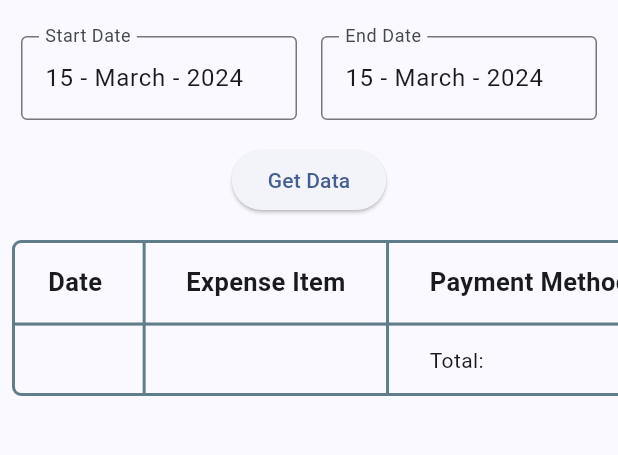
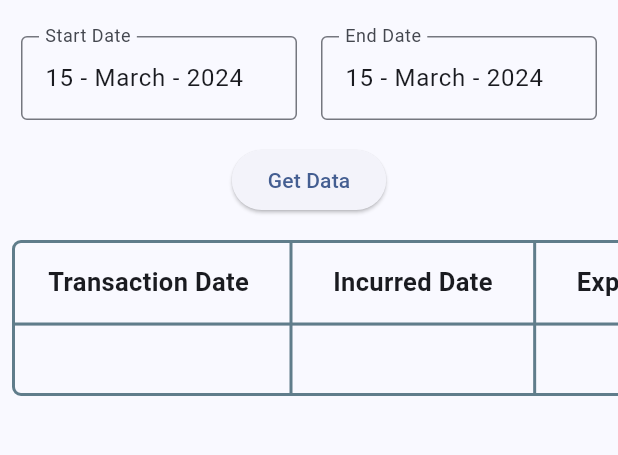
Before and after one commit to Saim20/upturn_dashboard, a Flutter app: the ExpenseListPage screen opened by its route, after a tap on "Get Data", on a phone screen of 412 x 824 dp, the part 66-521 px from its top. Run offline on Flutter 3.47's test engine with Material 3 defaults, Android fonts, the phone set to English and light mode, and no system bars; our stand-ins replace cloud_firestore, firebase_core, go_router, month_picker_dialog, url_strategy; accounts and stored records are empty.

Commit message:
Fixed expenses list

```diff
--- a/lib/pages/expenses/expenses_list.dart
+++ b/lib/pages/expenses/expenses_list.dart
@@ -17,28 +17,38 @@ class _ExpenseListPageState extends State<ExpenseListPage> {
 
   bool getData = false;
 
+  final formKey = GlobalKey<FormState>();
+
   @override
   Widget build(BuildContext context) {
-
-    //TODO Fix list
-
-    return Column(
+    return Form(
+      child: Column(
         children: [
           Row(
             mainAxisAlignment: MainAxisAlignment.center,
             children: [
               Filter(
-              initialDate: startDate,
+                startDate: startDate,
                 label: 'Start Date',
                 onChanged: (DateTime selectedDate) {
                   startDate = selectedDate;
+                  if (startDate.isAfter(endDate)) {
+                    setState(() {
+                      endDate = startDate;
+                    });
+                  }
                 },
               ),
               Filter(
-              initialDate: endDate,
+                startDate: endDate,
                 label: 'End Date',
                 onChanged: (DateTime selectedDate) {
                   endDate = selectedDate;
+                  if (endDate.isBefore(startDate)) {
+                    setState(() {
+                      startDate = endDate;
+                    });
+                  }
                 },
               ),
             ],
@@ -58,8 +68,8 @@ class _ExpenseListPageState extends State<ExpenseListPage> {
             FutureBuilder(
               future: FirebaseFirestore.instance
                   .collection('expenses')
-                .where('date', isGreaterThanOrEqualTo: startDate)
-                .where('date', isLessThanOrEqualTo: endDate)
+                  .where('transactionDate', isGreaterThanOrEqualTo: startDate)
+                  .where('transactionDate', isLessThanOrEqualTo: endDate)
                   .get(), // Function to fetch data from Firebase
               builder: (context, snapshot) {
                 if (snapshot.connectionState == ConnectionState.waiting) {
@@ -69,7 +79,7 @@ class _ExpenseListPageState extends State<ExpenseListPage> {
                 } else {
                   num totalAmount = 0;
                   for (var i = 0; i < snapshot.data!.docs.length; i++) {
-                  totalAmount += snapshot.data!.docs[i]['cashAmount'];
+                    totalAmount += snapshot.data!.docs[i]['amount'];
                   }
 
                   return Expanded(
@@ -93,7 +103,10 @@ class _ExpenseListPageState extends State<ExpenseListPage> {
                             //     MaterialStateProperty.all(Colors.blueGrey),
                             columns: const <DataColumn>[
                               DataColumn(
-                              label: Text('Date'),
+                                label: Text('Transaction Date'),
+                              ),
+                              DataColumn(
+                                label: Text('Incurred Date'),
                               ),
                               DataColumn(
                                 label: Text('Expense Item'),
@@ -113,8 +126,19 @@ class _ExpenseListPageState extends State<ExpenseListPage> {
                                       DataCell(
                                         Text(
                                           formattedDate(
-                                            (document['date'] as Timestamp)
-                                                .toDate()),
+                                            (document['transactionDate']
+                                                    as Timestamp)
+                                                .toDate(),
+                                          ),
+                                        ),
+                                      ),
+                                      DataCell(
+                                        Text(
+                                          formattedDate(
+                                            (document['incurredDate']
+                                                    as Timestamp)
+                                                .toDate(),
+                                          ).substring(3),
                                         ),
                                       ),
                                       DataCell(
@@ -129,7 +153,7 @@ class _ExpenseListPageState extends State<ExpenseListPage> {
                                       ),
                                       DataCell(
                                         Text(
-                                        document['cashAmount'].toString(),
+                                          document['amount'].toString(),
                                         ),
                                       ),
                                     ],
@@ -138,6 +162,11 @@ class _ExpenseListPageState extends State<ExpenseListPage> {
                               ),
                               DataRow(
                                 cells: [
+                                  const DataCell(
+                                    Text(
+                                      '',
+                                    ),
+                                  ),
                                   const DataCell(
                                     Text(
                                       '',
@@ -170,6 +199,7 @@ class _ExpenseListPageState extends State<ExpenseListPage> {
               },
             ),
         ],
+      ),
     );
   }
 }
@@ -178,12 +208,12 @@ class Filter extends StatefulWidget {
   const Filter({
     super.key,
     required this.onChanged,
-    required this.initialDate,
+    required this.startDate,
     required this.label,
   });
 
   final Function(DateTime picked) onChanged;
-  final DateTime initialDate;
+  final DateTime startDate;
   final String label;
 
   @override
@@ -196,7 +226,7 @@ class _FilterState extends State<Filter> {
   @override
   void initState() {
     super.initState();
-    _transactionDate = widget.initialDate;
+    _transactionDate = widget.startDate;
   }
 
   @override
```
Lines whose indentation alone changed are shown as unchanged.
